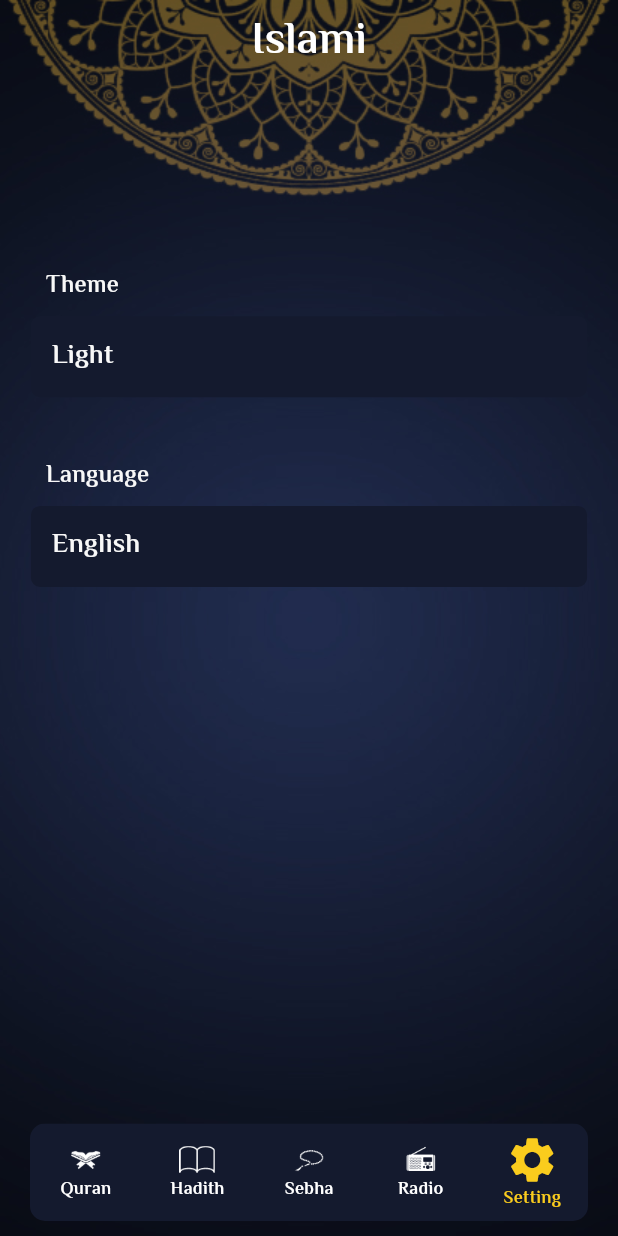
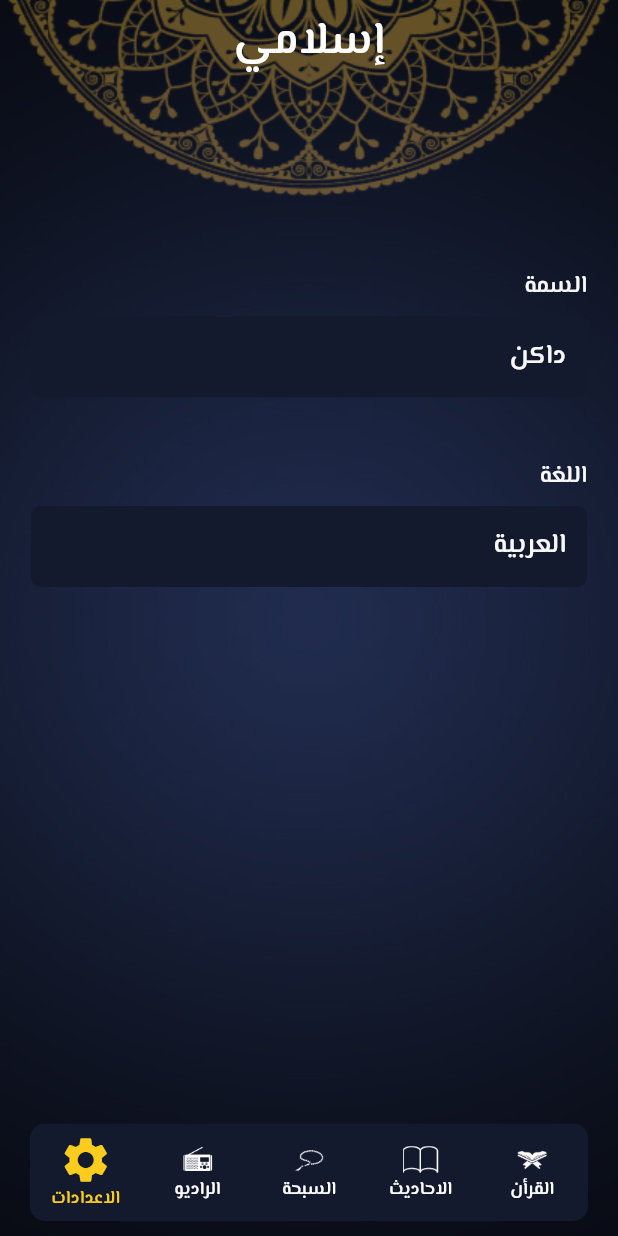
Before and after one commit to MohamedMhmoud89/Islami, a Flutter app: the screen it shows after launch, item 5 of the bottom bar chosen, on a phone screen of 412 x 824 dp. Run offline on Flutter 3.47's test engine with Material 3 defaults, Android fonts, the phone set to English and light mode, and no system bars; our stand-ins replace audioplayers; generated files the repository leaves out were written again; network calls fail.

Commit message:
localization app Arabic English

```diff
--- /dev/null
+++ b/l10n.yaml
@@ -0,0 +1,3 @@
+arb-dir: lib/l10n
+template-arb-file: app_en.arb
+output-localization-file: app_localizations.dart
--- /dev/null
+++ b/lib/l10n/app_ar.arb
@@ -0,0 +1,14 @@
+{
+  "app_name": "إسلامي",
+  "quran": "القرأن",
+  "hadith": "الاحاديث",
+  "tasbeh": "السبحة",
+  "radio": "الراديو",
+  "setting": "الاعدادات",
+  "theme": "السمة",
+  "language": "اللغة",
+  "dark": "داكن",
+  "light": "فاتح",
+  "arabic": "العربية",
+  "english": "الانجليزية"
+}
--- a/lib/main.dart
+++ b/lib/main.dart
@@ -1,4 +1,6 @@
 import 'package:flutter/material.dart';
+import 'package:flutter_gen/gen_l10n/app_localizations.dart';
+import 'package:flutter_localizations/flutter_localizations.dart';
 import 'package:islami/ui/chapterDetials/Chapter_Details_Screen.dart';
 import 'package:islami/ui/hadethDetials/HadethDetialsScreen.dart';
 import 'package:islami/ui/home/HomeScreen.dart';
@@ -18,6 +20,17 @@ class MyApp extends StatelessWidget {
       theme: MyThemeData.lightTheme,
       darkTheme: MyThemeData.darkTheme,
       themeMode: ThemeMode.dark,
+      localizationsDelegates: [
+        AppLocalizations.delegate, // Add this line
+        GlobalMaterialLocalizations.delegate,
+        GlobalWidgetsLocalizations.delegate,
+        GlobalCupertinoLocalizations.delegate,
+      ],
+      supportedLocales: [
+        Locale('en'), // English
+        Locale('ar'), // Arabic
+      ],
+      locale: Locale('ar'),
       routes: {
         HomeScreen.routeName: (_) => HomeScreen(),
         ChapterDetailsScreen.routeName: (_) => ChapterDetailsScreen(),
--- a/lib/ui/home/HomeScreen.dart
+++ b/lib/ui/home/HomeScreen.dart
@@ -1,4 +1,5 @@
 import 'package:flutter/material.dart';
+import 'package:flutter_gen/gen_l10n/app_localizations.dart';
 import 'package:islami/ui/home/hadith/HadithTab.dart';
 import 'package:islami/ui/home/quran/QuranTab.dart';
 import 'package:islami/ui/home/radio/RadioTab.dart';
@@ -27,7 +28,7 @@ class _HomeScreenState extends State<HomeScreen> {
               fit: BoxFit.fill)),
       child: Scaffold(
         appBar: AppBar(
-          title: Text('Islami'),
+          title: Text(AppLocalizations.of(context)!.app_name),
         ),
         bottomNavigationBar: Padding(
           padding: const EdgeInsets.symmetric(horizontal: 20, vertical: 10),
@@ -44,23 +45,23 @@ class _HomeScreenState extends State<HomeScreen> {
                   BottomNavigationBarItem(
                       icon:
                           ImageIcon(AssetImage("assets/images/quran_icn.png")),
-                      label: 'Quran'),
+                      label: AppLocalizations.of(context)!.quran),
                   BottomNavigationBarItem(
                       icon:
                           ImageIcon(AssetImage("assets/images/hadith_icn.png")),
-                      label: 'Hadith'),
+                      label: AppLocalizations.of(context)!.hadith),
                   BottomNavigationBarItem(
                       icon:
                           ImageIcon(AssetImage("assets/images/sebha_icn.png")),
-                      label: 'Sebha'),
+                      label: AppLocalizations.of(context)!.tasbeh),
                   BottomNavigationBarItem(
                       icon:
                           ImageIcon(AssetImage("assets/images/radio_icn.png")),
-                      label: 'Radio'),
+                      label: AppLocalizations.of(context)!.radio),
                   BottomNavigationBarItem(
                       backgroundColor: Theme.of(context).primaryColor,
                       icon: Icon(Icons.settings),
-                      label: 'Setting'),
+                      label: AppLocalizations.of(context)!.setting),
                 ]),
           ),
         ),
--- a/lib/ui/home/setting/settingTab.dart
+++ b/lib/ui/home/setting/settingTab.dart
@@ -1,4 +1,5 @@
 import 'package:flutter/material.dart';
+import 'package:flutter_gen/gen_l10n/app_localizations.dart';
 import 'package:islami/ui/home/setting/LanguageBottomSheet.dart';
 import 'package:islami/ui/home/setting/ThemeBottomSheet.dart';
 import 'package:islami/ui/home/setting/settingWidget.dart';
@@ -25,8 +26,8 @@ class _SettingTabState extends State<SettingTab> {
                   showThemeBottomSheet();
                 },
                 child: SettingWidget(
-                  title: 'Theme',
-                  choose: 'Light',
+                  title: AppLocalizations.of(context)!.theme,
+                  choose: AppLocalizations.of(context)!.dark,
                 )),
             SizedBox(
               height: height * 0.05,
@@ -36,8 +37,8 @@ class _SettingTabState extends State<SettingTab> {
                   howLanguageBottomSheet();
                 },
                 child: SettingWidget(
-                  title: 'Language',
-                  choose: 'English',
+                  title: AppLocalizations.of(context)!.language,
+                  choose: AppLocalizations.of(context)!.arabic,
                 )),
           ],
         ));
--- a/pubspec.yaml
+++ b/pubspec.yaml
@@ -38,6 +38,8 @@ dependencies:
   google_fonts: ^6.2.1
   http: ^1.2.2
   audioplayers: ^6.1.0
+  flutter_localization: ^0.2.2
+  intl: any
 
 dev_dependencies:
   flutter_test:
@@ -55,7 +57,7 @@ dev_dependencies:
 
 # The following section is specific to Flutter packages.
 flutter:
-
+  generate: true
   # The following line ensures that the Material Icons font is
   # included with your application, so that you can use the icons in
   # the material Icons class.
```
Also changed, not shown: lib/l10n/app_en.arb (added, +14 -0 lines), lib/ui/home/setting/LanguageBottomSheet.dart (+6 -4 lines), lib/ui/home/setting/ThemeBottomSheet.dart (+6 -4 lines), pubspec.lock, 5 other files.
